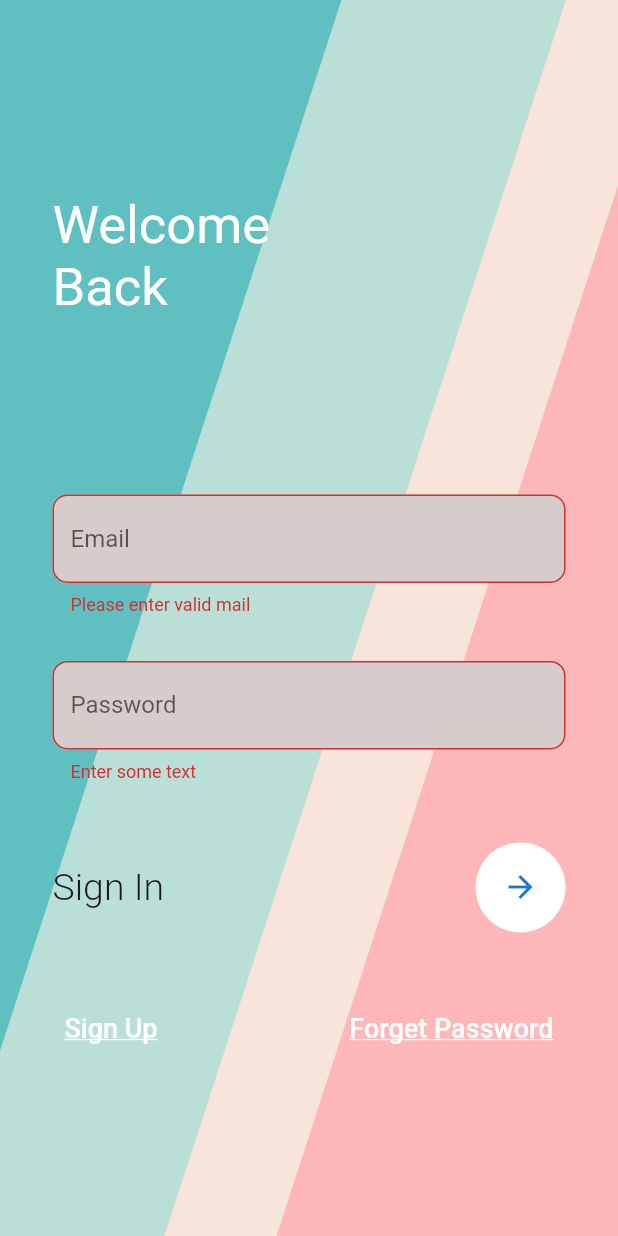
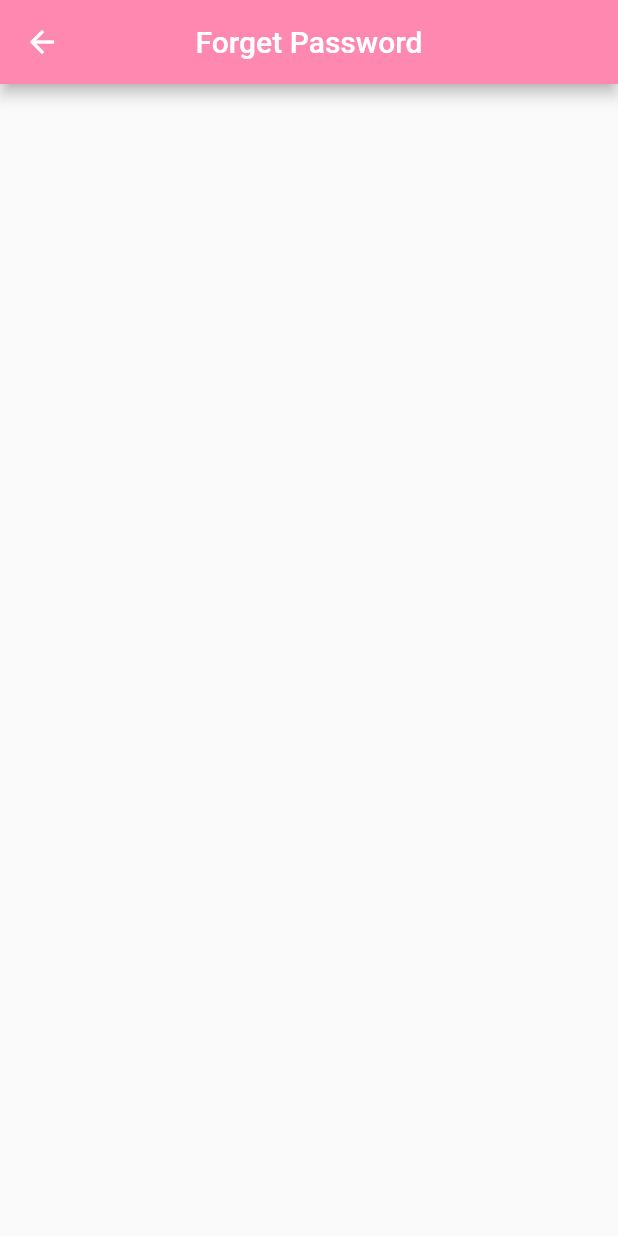
Before and after one commit to deepaksoni1010101/LoginSignupPage, a Flutter app: the screen it shows after launch, after a tap on the "arrow forward" icon, after a tap on "Forget Password", on a phone screen of 412 x 824 dp. Run offline on Flutter 3.47's test engine with Material 2 defaults, Android fonts, the phone set to English and light mode, and no system bars; our stand-ins replace email_validator.

Commit message:
Adding Pages

```diff
--- /dev/null
+++ b/lib/forgetpasswordpage.dart
@@ -0,0 +1,21 @@
+import 'package:flutter/material.dart';
+
+class ForgetPasswordPage extends StatefulWidget {
+  const ForgetPasswordPage({Key? key}) : super(key: key);
+
+  @override
+  State<ForgetPasswordPage> createState() => _ForgetPasswordPageState();
+}
+
+class _ForgetPasswordPageState extends State<ForgetPasswordPage> {
+  @override
+  Widget build(BuildContext context) {
+    return Scaffold(
+      appBar: AppBar(
+        title: const Text('Forget Password'),
+        centerTitle: true,
+        backgroundColor: const Color.fromARGB(255, 255, 136, 176),
+      ),
+    );
+  }
+}
--- a/lib/login.dart
+++ b/lib/login.dart
@@ -118,7 +118,10 @@ class _MyLoginState extends State<MyLogin> {
                             ),
                           ),
                           TextButton(
-                            onPressed: () {},
+                            onPressed: () {
+                              Navigator.pushNamed(
+                                  context, 'forgetpasswordpage');
+                            },
                             child: const Text(
                               'Forget Password',
                               style: TextStyle(
--- a/lib/main.dart
+++ b/lib/main.dart
@@ -1,4 +1,5 @@
 import 'package:flutter/material.dart';
+import 'package:loginapp/forgetpasswordpage.dart';
 import 'package:loginapp/homepage.dart';
 import 'package:loginapp/signup.dart';
 
@@ -12,6 +13,7 @@ void main() {
       'login': (context) => const MyLogin(),
       'signup': (context) => const MySignUp(),
       'homepage': (context) => const HomePage(),
+      'forgetpasswordpage': (context) => const ForgetPasswordPage(),
     },
   ));
 }
--- a/lib/signup.dart
+++ b/lib/signup.dart
@@ -142,6 +142,7 @@ class _MySignUpState extends State<MySignUp> {
                                   if (_formkey.currentState!.validate()) {
                                     // ignore: avoid_print
                                     print('Form Is Validated');
+                                    Navigator.pushNamed(context, 'login');
                                   } else {
                                     // ignore: avoid_print
                                     print('Form is Not Validated');
```
Also changed, not shown: lib/homepage.dart (+39 -1 lines).
